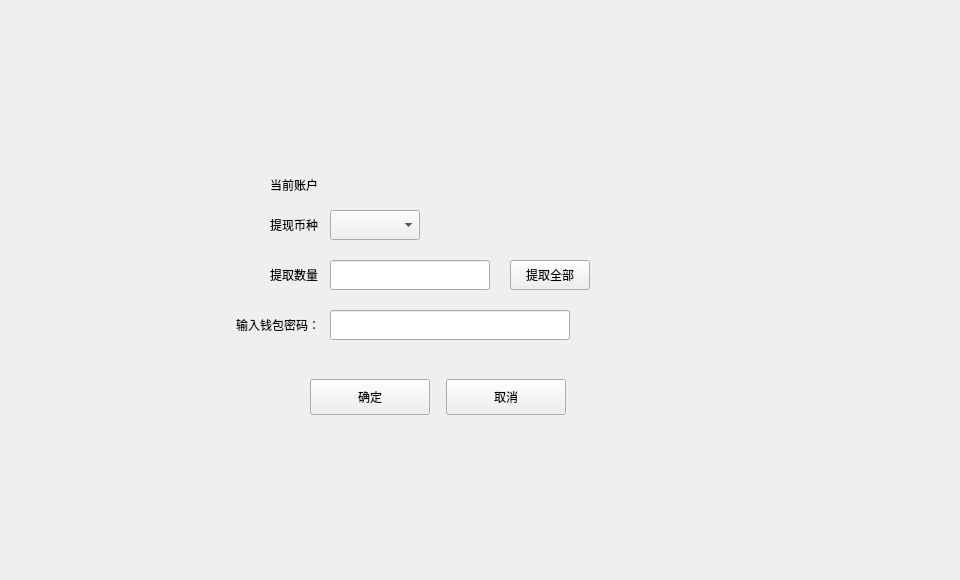
Qt form exchange/withdrawexchangecontractdialog.ui (HcashOrg/hx-indicator) before a commit.
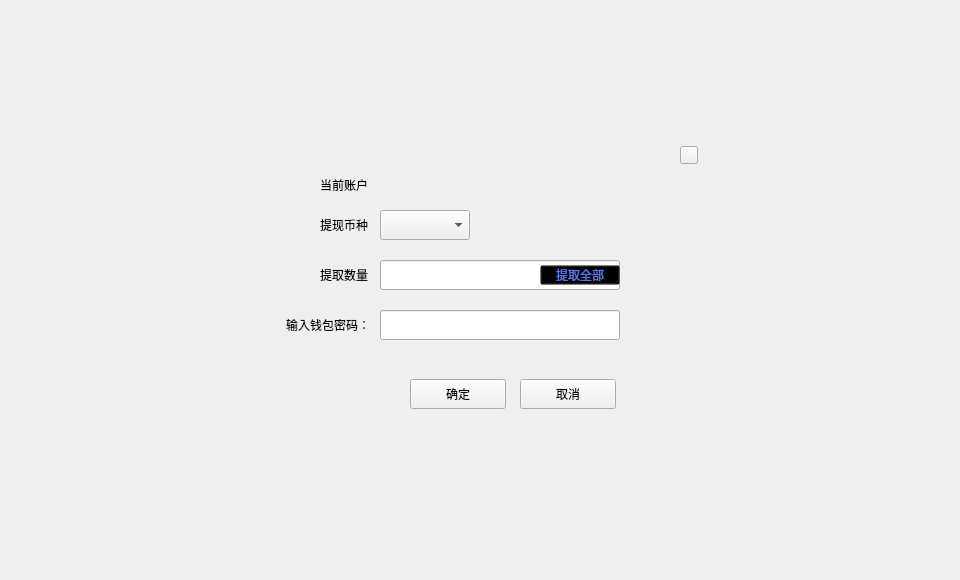
The same form after that commit.

```diff
--- a/exchange/withdrawexchangecontractdialog.ui
+++ b/exchange/withdrawexchangecontractdialog.ui
@@ -30,19 +30,19 @@
    <widget class="QWidget" name="containerWidget" native="true">
     <property name="geometry">
      <rect>
-      <x>210</x>
+      <x>230</x>
       <y>130</y>
       <width>500</width>
-      <height>340</height>
+      <height>320</height>
      </rect>
     </property>
     <widget class="QToolButton" name="cancelBtn">
      <property name="geometry">
       <rect>
-       <x>236</x>
+       <x>290</x>
        <y>249</y>
-       <width>120</width>
-       <height>36</height>
+       <width>96</width>
+       <height>30</height>
       </rect>
      </property>
      <property name="cursor">
@@ -58,10 +58,10 @@
     <widget class="QToolButton" name="okBtn">
      <property name="geometry">
       <rect>
-       <x>100</x>
+       <x>180</x>
        <y>249</y>
-       <width>120</width>
-       <height>36</height>
+       <width>96</width>
+       <height>30</height>
       </rect>
      </property>
      <property name="cursor">
@@ -77,7 +77,7 @@
     <widget class="QLabel" name="label">
      <property name="geometry">
       <rect>
-       <x>60</x>
+       <x>90</x>
        <y>130</y>
        <width>54</width>
        <height>30</height>
@@ -90,9 +90,9 @@
     <widget class="QLineEdit" name="amountLineEdit">
      <property name="geometry">
       <rect>
-       <x>120</x>
+       <x>150</x>
        <y>130</y>
-       <width>160</width>
+       <width>240</width>
        <height>30</height>
       </rect>
      </property>
@@ -100,12 +100,20 @@
     <widget class="QToolButton" name="withdrawAllBtn">
      <property name="geometry">
       <rect>
-       <x>300</x>
-       <y>130</y>
+       <x>310</x>
+       <y>135</y>
        <width>80</width>
-       <height>30</height>
+       <height>20</height>
       </rect>
      </property>
+     <property name="cursor">
+      <cursorShape>PointingHandCursor</cursorShape>
+     </property>
+     <property name="styleSheet">
+      <string notr="true">background:transparent;
+color: rgb(84, 116, 235);
+font: 11px &quot;微软雅黑&quot;;</string>
+     </property>
      <property name="text">
       <string>提取全部</string>
      </property>
@@ -113,7 +121,7 @@
     <widget class="QLabel" name="label_2">
      <property name="geometry">
       <rect>
-       <x>10</x>
+       <x>40</x>
        <y>180</y>
        <width>100</width>
        <height>30</height>
@@ -129,7 +137,7 @@
     <widget class="QLineEdit" name="pwdLineEdit">
      <property name="geometry">
       <rect>
-       <x>120</x>
+       <x>150</x>
        <y>180</y>
        <width>240</width>
        <height>30</height>
@@ -142,7 +150,7 @@
     <widget class="QLabel" name="label_4">
      <property name="geometry">
       <rect>
-       <x>60</x>
+       <x>90</x>
        <y>40</y>
        <width>60</width>
        <height>30</height>
@@ -155,7 +163,7 @@
     <widget class="QLabel" name="label_5">
      <property name="geometry">
       <rect>
-       <x>60</x>
+       <x>90</x>
        <y>80</y>
        <width>60</width>
        <height>30</height>
@@ -168,7 +176,7 @@
     <widget class="QComboBox" name="assetComboBox">
      <property name="geometry">
       <rect>
-       <x>120</x>
+       <x>150</x>
        <y>80</y>
        <width>90</width>
        <height>30</height>
@@ -191,7 +199,7 @@
     <widget class="QLabel" name="accountNameLabel">
      <property name="geometry">
       <rect>
-       <x>120</x>
+       <x>150</x>
        <y>40</y>
        <width>120</width>
        <height>30</height>
@@ -204,7 +212,7 @@
     <widget class="QLabel" name="tipLabel">
      <property name="geometry">
       <rect>
-       <x>130</x>
+       <x>160</x>
        <y>220</y>
        <width>200</width>
        <height>16</height>
@@ -214,6 +222,28 @@
       <string/>
      </property>
     </widget>
+    <widget class="QToolButton" name="closeBtn">
+     <property name="geometry">
+      <rect>
+       <x>450</x>
+       <y>16</y>
+       <width>18</width>
+       <height>18</height>
+      </rect>
+     </property>
+     <property name="cursor">
+      <cursorShape>PointingHandCursor</cursorShape>
+     </property>
+     <property name="focusPolicy">
+      <enum>Qt::NoFocus</enum>
+     </property>
+     <property name="styleSheet">
+      <string notr="true"/>
+     </property>
+     <property name="text">
+      <string/>
+     </property>
+    </widget>
    </widget>
   </widget>
  </widget>
```
